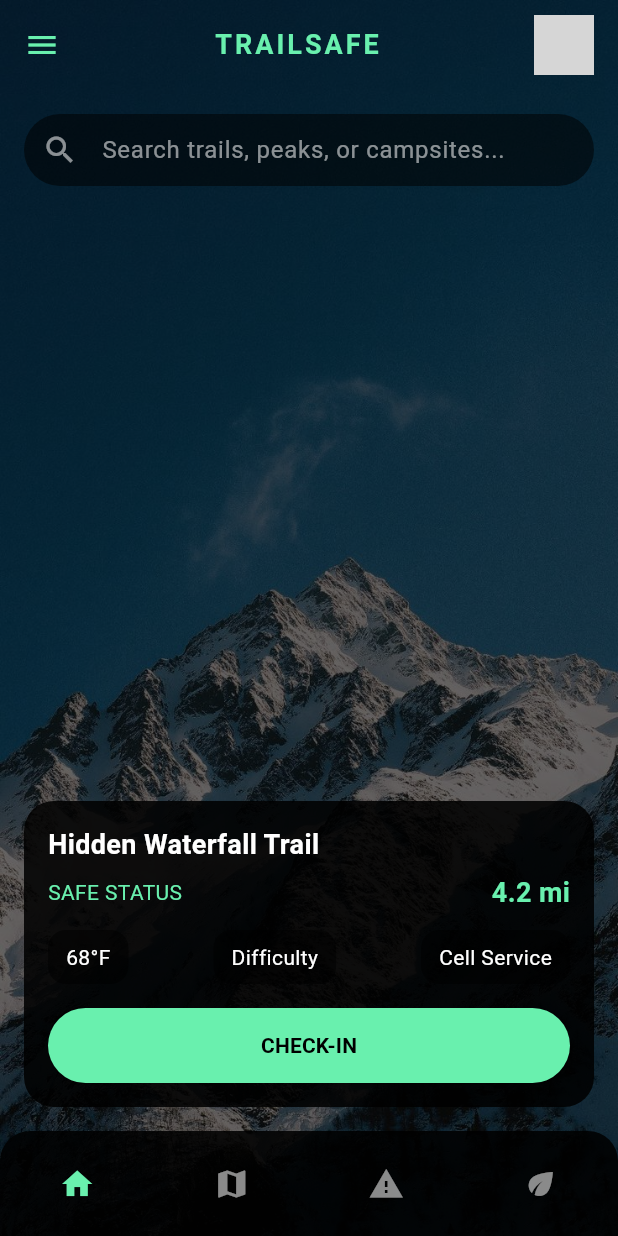
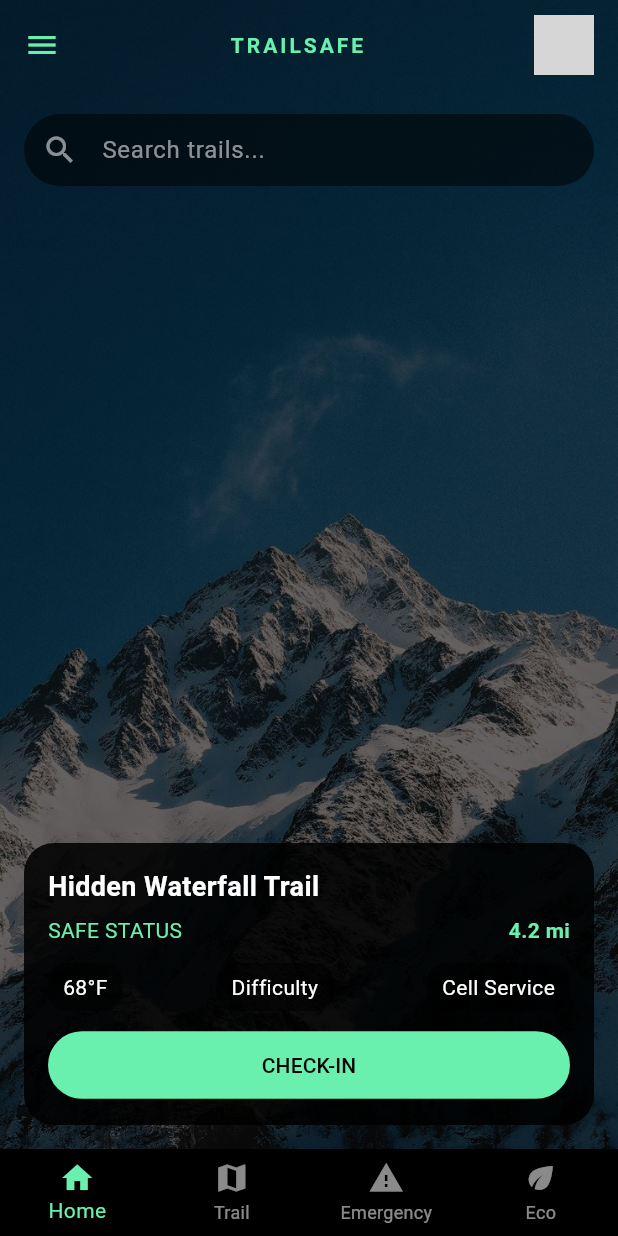
Before and after one commit to Sanjay-794/eco_tourism, a Flutter app: the screen it shows after launch, on a phone screen of 412 x 824 dp. Run offline on Flutter 3.47's test engine with Material 3 defaults, Android fonts, the light colour scheme and no system bars; network calls fail; grey boxes are pictures that could not be loaded.

Commit message:
add: navigation bar

```diff
--- a/lib/main.dart
+++ b/lib/main.dart
@@ -4,6 +4,7 @@ import 'screens/home_screen.dart';
 import 'screens/main_screen.dart';
 import 'screens/trek_details.dart';
 import 'screens/eco_calculator.dart';
+import 'screens/navigation_screen.dart';
 void main() {
   runApp(const MyApp());
 }
@@ -15,7 +16,7 @@ class MyApp extends StatelessWidget {
   Widget build(BuildContext context) {
     return const MaterialApp(
       debugShowCheckedModeBanner: false,
-      home: HomeScreen(),
+      home: NavigationScreen(),
       // home: TrekDetails(),
       // home: EcoCalculator(),
     );
--- a/lib/screens/home_screen.dart
+++ b/lib/screens/home_screen.dart
@@ -10,7 +10,7 @@ class HomeScreen extends StatelessWidget {
       body: Stack(
         children: [
 
-          /// BACKGROUND IMAGE
+          /// BACKGROUND
           Positioned.fill(
             child: Image.asset(
               "assets/bg.jpg",
@@ -18,7 +18,6 @@ class HomeScreen extends StatelessWidget {
             ),
           ),
 
-          /// DARK OVERLAY
           Positioned.fill(
             child: Container(
               color: Colors.black.withOpacity(0.6),
@@ -38,13 +37,15 @@ class HomeScreen extends StatelessWidget {
                         MainAxisAlignment.spaceBetween,
                     children: [
 
-                      Icon(Icons.menu, color: Colors.greenAccent),
+                      const Icon(
+                        Icons.menu,
+                        color: Colors.greenAccent,
+                      ),
 
                       const Text(
                         "TRAILSAFE",
                         style: TextStyle(
                           color: Colors.greenAccent,
-                          fontSize: 18,
                           fontWeight: FontWeight.bold,
                           letterSpacing: 2,
                         ),
@@ -53,13 +54,14 @@ class HomeScreen extends StatelessWidget {
                       const CircleAvatar(
                         backgroundImage:
                             NetworkImage(
-                                "https://i.pravatar.cc/100"),
+                          "https://i.pravatar.cc/100",
+                        ),
                       )
                     ],
                   ),
                 ),
 
-                /// SEARCH BAR
+                /// SEARCH
                 Padding(
                   padding: const EdgeInsets.all(16),
                   child: Container(
@@ -75,13 +77,18 @@ class HomeScreen extends StatelessWidget {
                       style: TextStyle(
                           color: Colors.white),
                       decoration: InputDecoration(
-                        icon: Icon(Icons.search,
-                            color: Colors.white54),
+                        icon: Icon(
+                          Icons.search,
+                          color: Colors.white54,
+                        ),
                         hintText:
-                            "Search trails, peaks, or campsites...",
-                        hintStyle: TextStyle(
-                            color: Colors.white54),
-                        border: InputBorder.none,
+                            "Search trails...",
+                        hintStyle:
+                            TextStyle(
+                                color:
+                                    Colors.white54),
+                        border:
+                            InputBorder.none,
                       ),
                     ),
                   ),
@@ -91,136 +98,113 @@ class HomeScreen extends StatelessWidget {
 
                 /// BOTTOM CARD
                 Container(
-                  margin: const EdgeInsets.all(16),
-                  padding: const EdgeInsets.all(16),
+                  margin:
+                      const EdgeInsets.all(16),
+                  padding:
+                      const EdgeInsets.all(16),
                   decoration: BoxDecoration(
                     color: Colors.black87,
                     borderRadius:
-                        BorderRadius.circular(20),
+                        BorderRadius.circular(
+                            20),
                   ),
                   child: Column(
                     crossAxisAlignment:
-                        CrossAxisAlignment.start,
+                        CrossAxisAlignment
+                            .start,
                     children: [
 
                       const Text(
                         "Hidden Waterfall Trail",
                         style: TextStyle(
-                          color: Colors.white,
+                          color:
+                              Colors.white,
                           fontSize: 18,
                           fontWeight:
                               FontWeight.bold,
                         ),
                       ),
 
-                      const SizedBox(height: 6),
+                      const SizedBox(
+                          height: 6),
+
+                      Row(
+                        mainAxisAlignment:
+                            MainAxisAlignment
+                                .spaceBetween,
+                        children: const [
+
+                          Text(
+                            "SAFE STATUS",
+                            style:
+                                TextStyle(
+                              color: Colors
+                                  .greenAccent,
+                            ),
+                          ),
+
+                          Text(
+                            "4.2 mi",
+                            style:
+                                TextStyle(
+                              color: Colors
+                                  .greenAccent,
+                              fontWeight:
+                                  FontWeight
+                                      .bold,
+                            ),
+                          ),
+                        ],
+                      ),
+
+                      const SizedBox(
+                          height: 12),
 
                       Row(
                         mainAxisAlignment:
                             MainAxisAlignment
                                 .spaceBetween,
                         children: [
-
-                          const Text(
-                            "SAFE STATUS",
-                            style: TextStyle(
-                              color:
-                                  Colors.greenAccent,
-                            ),
-                          ),
-
-                          const Text(
-                            "4.2 mi",
-                            style: TextStyle(
-                              color:
-                                  Colors.greenAccent,
-                              fontSize: 18,
-                              fontWeight:
-                                  FontWeight.bold,
-                            ),
-                          ),
+                          _chip("68°F"),
+                          _chip("Difficulty"),
+                          _chip(
+                              "Cell Service"),
                         ],
                       ),
 
-                      const SizedBox(height: 12),
-
-                      Row(
-                        mainAxisAlignment:
-                            MainAxisAlignment
-                                .spaceBetween,
-                        children: [
-
-                          _chip("68°F"),
-                          _chip("Difficulty"),
-                          _chip("Cell Service"),
-                        ],
-                      ),
-
-                      const SizedBox(height: 16),
+                      const SizedBox(
+                          height: 12),
 
                       ElevatedButton(
                         style:
-                            ElevatedButton.styleFrom(
+                            ElevatedButton
+                                .styleFrom(
                           backgroundColor:
-                              Colors.greenAccent,
+                              Colors
+                                  .greenAccent,
                           minimumSize:
-                              const Size.fromHeight(
-                                  50),
-                          shape:
-                              RoundedRectangleBorder(
-                            borderRadius:
-                                BorderRadius.circular(
-                                    30),
+                              const Size
+                                  .fromHeight(
+                                      45),
+                        ),
+                        onPressed: () {},
+                        child:
+                            const Text(
+                          "CHECK-IN",
+                          style:
+                              TextStyle(
+                            color:
+                                Colors
+                                    .black,
                           ),
                         ),
-                        onPressed: () {},
-                        child: const Text(
-                          "CHECK-IN",
-                          style: TextStyle(
-                              color: Colors.black,
-                              fontWeight:
-                                  FontWeight.bold),
-                        ),
-                      )
+                      ),
                     ],
                   ),
                 ),
-
-                /// BOTTOM NAV
-                Container(
-                  height: 70,
-                  decoration:
-                      const BoxDecoration(
-                    color: Colors.black87,
-                    borderRadius:
-                        BorderRadius.vertical(
-                      top: Radius.circular(20),
-                    ),
-                  ),
-                  child: Row(
-                    mainAxisAlignment:
-                        MainAxisAlignment
-                            .spaceAround,
-                    children: const [
-
-                      Icon(Icons.home,
-                          color:
-                              Colors.greenAccent),
-                      Icon(Icons.map,
-                          color:
-                              Colors.white54),
-                      Icon(Icons.warning,
-                          color:
-                              Colors.white54),
-                      Icon(Icons.eco,
-                          color:
-                              Colors.white54),
-                    ],
-                  ),
-                )
               ],
             ),
-          )
+          ),
         ],
       ),
     );
@@ -230,16 +214,18 @@ class HomeScreen extends StatelessWidget {
     return Container(
       padding:
           const EdgeInsets.symmetric(
-              horizontal: 12, vertical: 8),
+              horizontal: 10,
+              vertical: 6),
       decoration: BoxDecoration(
         color: Colors.black54,
         borderRadius:
-            BorderRadius.circular(12),
+            BorderRadius.circular(
+                12),
       ),
       child: Text(
         text,
-        style:
-            const TextStyle(color: Colors.white),
+        style: const TextStyle(
+            color: Colors.white),
       ),
     );
   }
--- /dev/null
+++ b/lib/screens/navigation_screen.dart
@@ -0,0 +1,72 @@
+import 'package:flutter/material.dart';
+import 'home_screen.dart';
+import 'main_screen.dart';
+import 'trek_details.dart';
+import 'eco_calculator.dart';
+
+class NavigationScreen extends StatefulWidget {
+  const NavigationScreen({super.key});
+
+  @override
+  State<NavigationScreen> createState() =>
+      _NavigationScreenState();
+}
+
+class _NavigationScreenState
+    extends State<NavigationScreen> {
+
+  int index = 0;
+
+  final screens = [
+    HomeScreen(),
+    TrekDetails(),
+    MainScreen(),
+    EcoCalculator(),
+  ];
+
+  @override
+  Widget build(BuildContext context) {
+    return Scaffold(
+
+      body: screens[index],
+
+      bottomNavigationBar: BottomNavigationBar(
+  currentIndex: index,
+
+  onTap: (i) {
+    setState(() {
+      index = i;
+    });
+  },
+
+  type: BottomNavigationBarType.fixed,
+
+  backgroundColor: Colors.black,
+
+  selectedItemColor: Colors.greenAccent,
+  unselectedItemColor: Colors.white54,
+
+  showUnselectedLabels: true,
+
+  items: const [
+    BottomNavigationBarItem(
+      icon: Icon(Icons.home),
+      label: "Home",
+    ),
+    BottomNavigationBarItem(
+      icon: Icon(Icons.map),
+      label: "Trail",
+    ),
+    BottomNavigationBarItem(
+      icon: Icon(Icons.warning),
+      label: "Emergency",
+    ),
+    BottomNavigationBarItem(
+      icon: Icon(Icons.eco),
+      label: "Eco",
+    ),
+  ],
+),
+    );
+  }
+}
```
